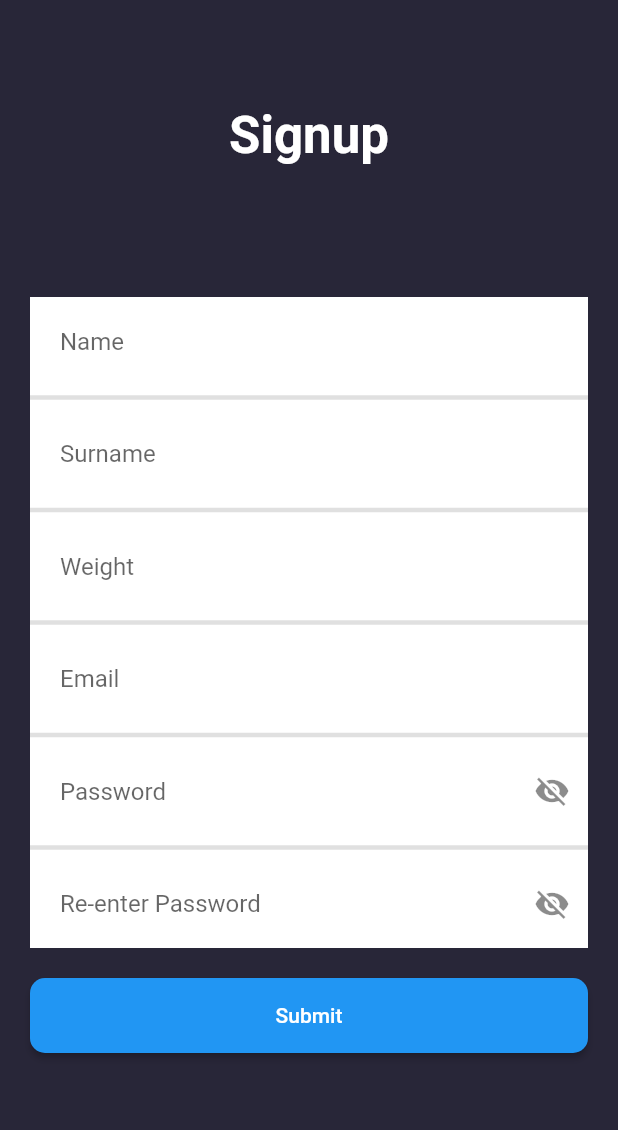
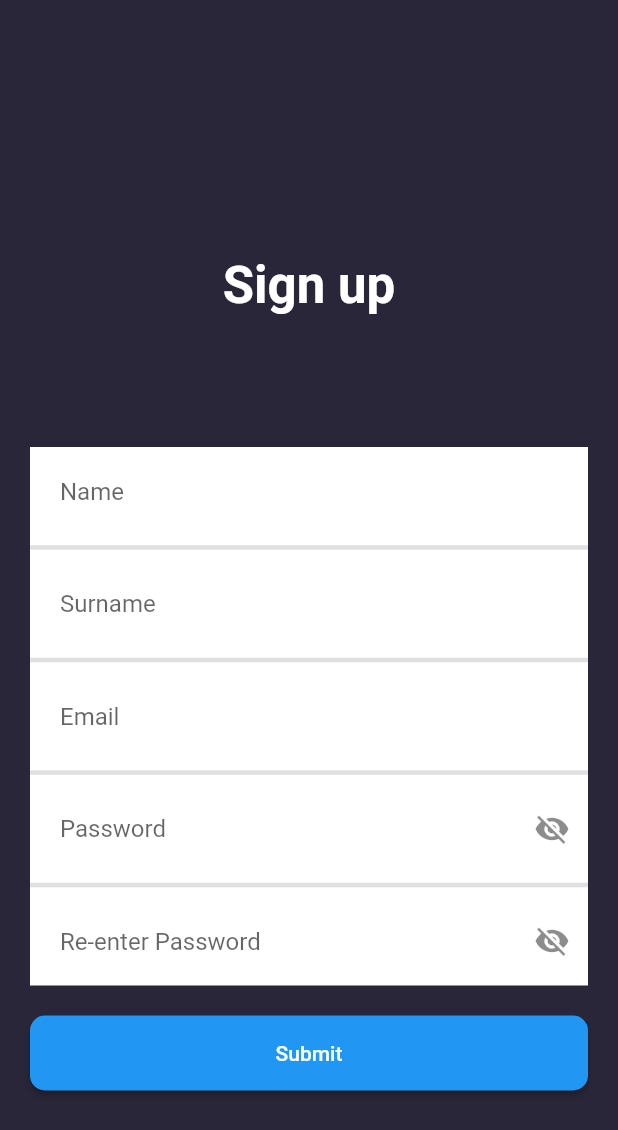
Before and after one commit to smtsarial/openai_flutter, a Flutter app: the SignupPage screen opened directly, on a phone screen of 412 x 824 dp. Shown: the top 1130 px of the screen. Run offline on Flutter 3.47's test engine with Material 2 defaults, Android fonts, the light colour scheme and no system bars; our stand-ins replace cloud_firestore, firebase_auth, firebase_core, shared_preferences; accounts and stored records are empty.

Commit message:
initial commit2

```diff
--- a/aiassistant/lib/auth/SignUpScreen.dart
+++ b/aiassistant/lib/auth/SignUpScreen.dart
@@ -64,7 +64,7 @@ class _SignupPageContent extends State<SignupPageContent> {
         crossAxisAlignment: CrossAxisAlignment.center,
         children: <Widget>[
           SizedBox(
-            height: 50,
+            height: 150,
             width: 400,
           ),
           Center(
@@ -72,7 +72,7 @@ class _SignupPageContent extends State<SignupPageContent> {
               width: 400,
               alignment: Alignment.center,
               child: Text(
-                "Signup",
+                "Sign up",
                 style: TextStyle(
                   color: Colors.white,
                   fontSize: 34,
@@ -152,23 +152,6 @@ class _SignupPageContent extends State<SignupPageContent> {
                         _isVisible = false;
                       });
                     },
-                    keyboardType: TextInputType.number,
-                    controller: weightController, // Controller for Username
-                    decoration: InputDecoration(
-                        border: InputBorder.none,
-                        hintText: "Weight",
-                        contentPadding: EdgeInsets.all(20)),
-                    onEditingComplete: () => FocusScope.of(context).nextFocus(),
-                  ),
-                  Divider(
-                    thickness: 3,
-                  ),
-                  TextFormField(
-                    onTap: () {
-                      setState(() {
-                        _isVisible = false;
-                      });
-                    },
                     keyboardType: TextInputType.emailAddress,
                     controller: emailController, // Controller for Username
                     decoration: InputDecoration(
@@ -186,7 +169,6 @@ class _SignupPageContent extends State<SignupPageContent> {
                         _isVisible = false;
                       });
                     },
-
                     controller: passwordController1, // Controller for Password
                     decoration: InputDecoration(
                         border: InputBorder.none,
@@ -261,14 +243,12 @@ class _SignupPageContent extends State<SignupPageContent> {
                       passwordController1.text == passwordController2.text &&
                       passwordController2.text != "" &&
                       auth.isPasswordCompliant(passwordController1.text)) {
-                    print("I got in here");
                     await auth
                         .signUp(
                       emailController.text,
                       passwordController1.text,
                       nameController.text,
                       surnameController.text,
-                      int.parse(weightController.text),
                     )
                         .then((value) {
                       if (!value) {
--- a/aiassistant/lib/auth/authentication.dart
+++ b/aiassistant/lib/auth/authentication.dart
@@ -29,7 +29,7 @@ class Authentication {
   }
 
   Future<bool> signUp(String email, String password, String name,
-      String surname, int weight) async {
+      String surname) async {
     final SharedPreferences prefs = await _prefs;
     try {
       print('object');
@@ -38,7 +38,7 @@ class Authentication {
       User? user = userCredentials.user;
       print('object' + user.toString());
       await FirestoreHelper.setNewUser(
-          user!.uid, email, password, name, surname, weight);
+          user!.uid, email, password, name, surname);
       prefs.setString('userUid', user.uid);
       return true;
     } catch (e) {
--- a/aiassistant/lib/main.dart
+++ b/aiassistant/lib/main.dart
@@ -55,6 +55,7 @@ class _MyAppState extends State<MyApp> {
   @override
   Widget build(BuildContext context) {
     return MaterialApp(
+        debugShowCheckedModeBanner: false,
         title: 'Fitness App',
         theme: ThemeData(),
         home: (() {
--- a/aiassistant/lib/models/User.dart
+++ b/aiassistant/lib/models/User.dart
@@ -3,17 +3,15 @@ class User {
   String? surname;
   String? email;
   String? type;
-  int? weight;
   String? status;
 
-  User({this.name, this.surname, this.email, this.type, this.weight});
+  User({this.name, this.surname, this.email, this.type});
 
   User.fromJson(Map<String, dynamic> json) {
     name = json['name'];
     surname = json['surname'];
     email = json['email'];
     type = json['type'];
-    weight = json['weight'];
     status = json['status'];
   }
 
@@ -23,23 +21,7 @@ class User {
     data['surname'] = this.surname;
     data['email'] = this.email;
     data['type'] = this.type;
-    data['weight'] = this.weight;
     data['status'] = this.status;
     return data;
   }
 }
-
-
-/*
-
-
-{
-    "name": "Ram",
-    "surname": "ame",
-    "email": "Ram@gmail.com",
-    "type": "Student",
-    "weight": 56
-}
-
-
-*/
```
Also changed, not shown: aiassistant/lib/helpers/firestore.dart (+3 -8 lines), aiassistant/lib/screens/Homepage.dart (+8 -1 lines), aiassistant/lib/screens/SubscriptionScreen.dart (+128 -6 lines).
